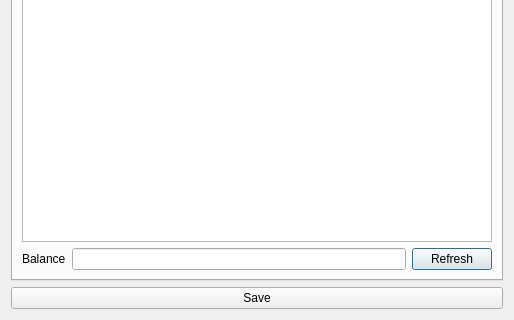
Qt form ui/walletinfo.ui (gbizzotto/ourWallet) before a commit; both pictures show x 0 to 514 and y 177 to 497 of the 514 by 497 pixel window.
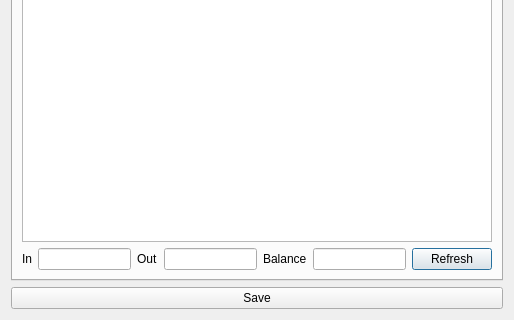
The same form after that commit.

Diff of the .ui file:
```diff
--- a/ui/walletinfo.ui
+++ b/ui/walletinfo.ui
@@ -54,6 +54,26 @@
        </item>
        <item>
         <layout class="QHBoxLayout" name="horizontalLayout">
+         <item>
+          <widget class="QLabel" name="label_10">
+           <property name="text">
+            <string>In</string>
+           </property>
+          </widget>
+         </item>
+         <item>
+          <widget class="QLineEdit" name="totalInEdit"/>
+         </item>
+         <item>
+          <widget class="QLabel" name="label_11">
+           <property name="text">
+            <string>Out</string>
+           </property>
+          </widget>
+         </item>
+         <item>
+          <widget class="QLineEdit" name="totalOutEdit"/>
+         </item>
          <item>
           <widget class="QLabel" name="label">
            <property name="text">
```
